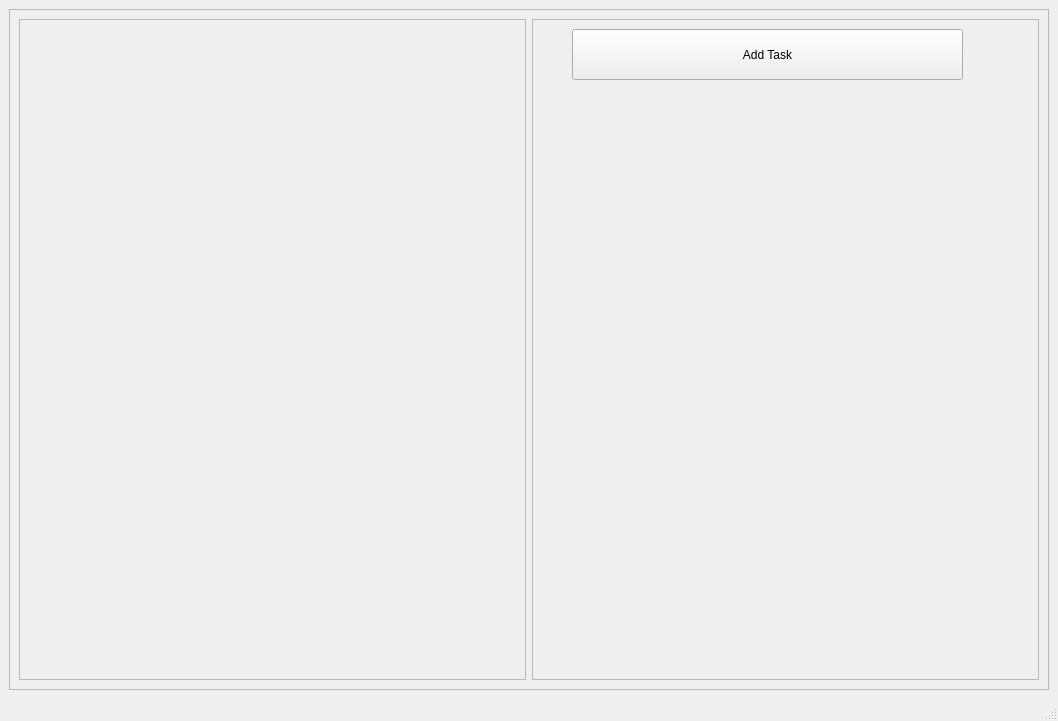
KashML/CheckItOut, file main/ui/checklist.ui: the form before one commit.
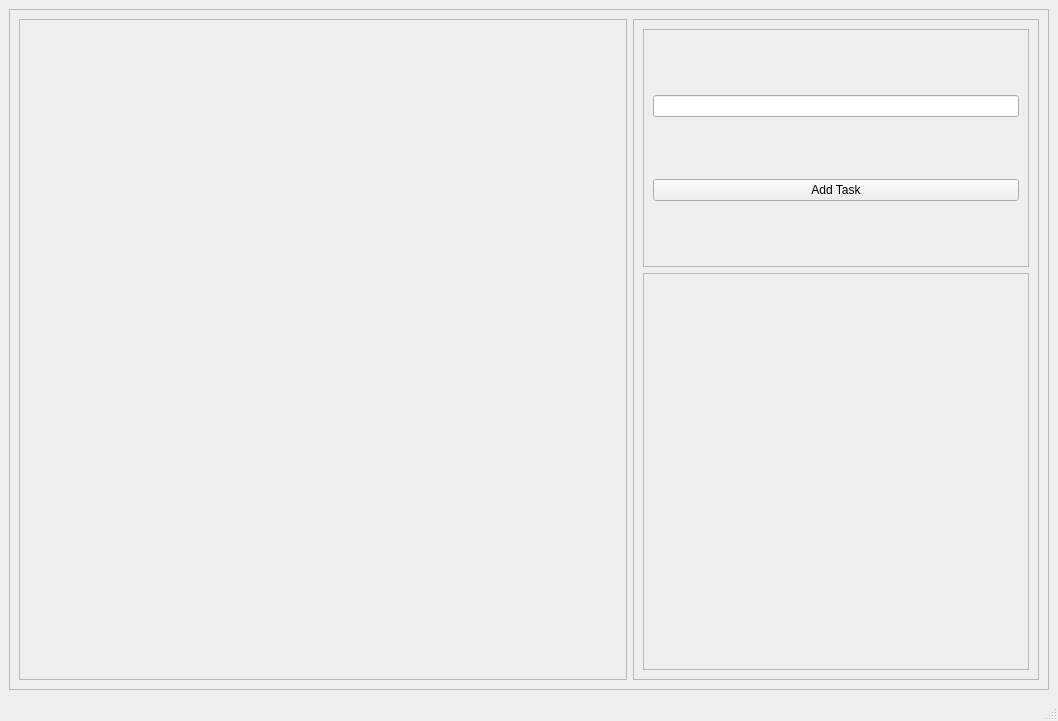
The form after the commit.

```diff
--- a/main/ui/checklist.ui
+++ b/main/ui/checklist.ui
@@ -26,6 +26,12 @@
       <layout class="QHBoxLayout" name="horizontalLayout">
        <item>
         <widget class="QFrame" name="task_frame">
+         <property name="sizePolicy">
+          <sizepolicy hsizetype="Preferred" vsizetype="Preferred">
+           <horstretch>3</horstretch>
+           <verstretch>0</verstretch>
+          </sizepolicy>
+         </property>
          <property name="frameShape">
           <enum>QFrame::StyledPanel</enum>
          </property>
@@ -36,25 +42,73 @@
        </item>
        <item>
         <widget class="QFrame" name="perf_frame">
+         <property name="sizePolicy">
+          <sizepolicy hsizetype="Preferred" vsizetype="Preferred">
+           <horstretch>2</horstretch>
+           <verstretch>0</verstretch>
+          </sizepolicy>
+         </property>
          <property name="frameShape">
           <enum>QFrame::StyledPanel</enum>
          </property>
          <property name="frameShadow">
           <enum>QFrame::Raised</enum>
          </property>
-         <widget class="QPushButton" name="add_task">
-          <property name="geometry">
-           <rect>
-            <x>40</x>
-            <y>10</y>
-            <width>391</width>
-            <height>51</height>
-           </rect>
-          </property>
-          <property name="text">
-           <string>Add Task</string>
-          </property>
-         </widget>
+         <layout class="QVBoxLayout" name="verticalLayout_2">
+          <item>
+           <widget class="QFrame" name="action_frame">
+            <property name="sizePolicy">
+             <sizepolicy hsizetype="Preferred" vsizetype="Preferred">
+              <horstretch>0</horstretch>
+              <verstretch>3</verstretch>
+             </sizepolicy>
+            </property>
+            <property name="frameShape">
+             <enum>QFrame::StyledPanel</enum>
+            </property>
+            <property name="frameShadow">
+             <enum>QFrame::Raised</enum>
+            </property>
+            <layout class="QVBoxLayout" name="verticalLayout_3">
+             <item>
+              <widget class="QLineEdit" name="task_title"/>
+             </item>
+             <item>
+              <widget class="QPushButton" name="add_task">
+               <property name="enabled">
+                <bool>true</bool>
+               </property>
+               <property name="sizePolicy">
+                <sizepolicy hsizetype="Minimum" vsizetype="Fixed">
+                 <horstretch>0</horstretch>
+                 <verstretch>0</verstretch>
+                </sizepolicy>
+               </property>
+               <property name="text">
+                <string>Add Task</string>
+               </property>
+              </widget>
+             </item>
+            </layout>
+           </widget>
+          </item>
+          <item>
+           <widget class="QFrame" name="progress_frame">
+            <property name="sizePolicy">
+             <sizepolicy hsizetype="Preferred" vsizetype="Preferred">
+              <horstretch>0</horstretch>
+              <verstretch>5</verstretch>
+             </sizepolicy>
+            </property>
+            <property name="frameShape">
+             <enum>QFrame::StyledPanel</enum>
+            </property>
+            <property name="frameShadow">
+             <enum>QFrame::Raised</enum>
+            </property>
+           </widget>
+          </item>
+         </layout>
         </widget>
        </item>
       </layout>
```
Left out of the diff: 2 changed lines with no effect on the pictures.
